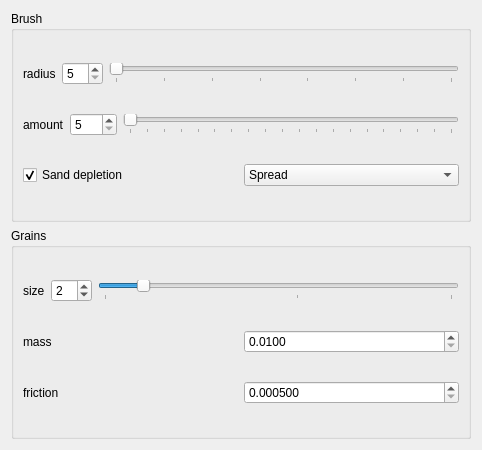
Old version of the form krita/plugins/paintops/sand/wdgsandoptions.ui in the repository KDE/calligra.
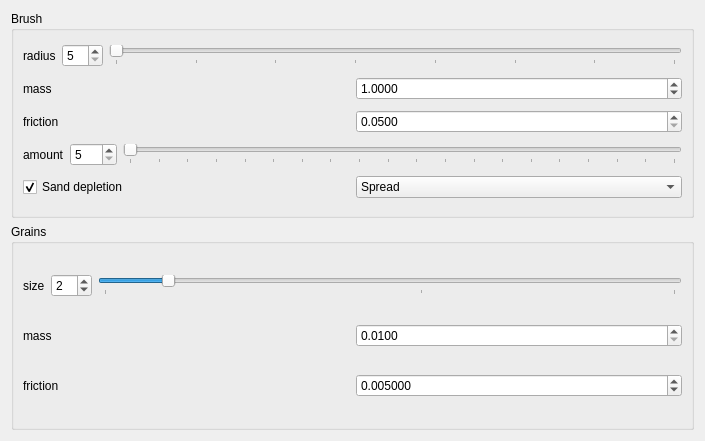
New version of the form.

Commit message: Fixed the crash in the settings preview widget: only possible to "Pouring" operations.

```diff
--- a/krita/plugins/paintops/sand/wdgsandoptions.ui
+++ b/krita/plugins/paintops/sand/wdgsandoptions.ui
@@ -6,8 +6,8 @@
    <rect>
     <x>0</x>
     <y>0</y>
-    <width>482</width>
-    <height>450</height>
+    <width>705</width>
+    <height>441</height>
    </rect>
   </property>
   <property name="sizePolicy">
@@ -77,6 +77,66 @@
           </item>
          </layout>
         </item>
+        <item>
+         <layout class="QHBoxLayout" name="bMassLayout">
+          <item>
+           <widget class="QLabel" name="bMassLabel">
+            <property name="text">
+             <string>mass</string>
+            </property>
+           </widget>
+          </item>
+          <item>
+           <widget class="QDoubleSpinBox" name="bMassDoubleSpinBox">
+            <property name="decimals">
+             <number>4</number>
+            </property>
+            <property name="minimum">
+             <double>0.050000000000000</double>
+            </property>
+            <property name="maximum">
+             <double>5.000000000000000</double>
+            </property>
+            <property name="singleStep">
+             <double>0.050000000000000</double>
+            </property>
+            <property name="value">
+             <double>1.000000000000000</double>
+            </property>
+           </widget>
+          </item>
+         </layout>
+        </item>
+        <item>
+         <layout class="QHBoxLayout" name="bFrictionLayout">
+          <item>
+           <widget class="QLabel" name="bFrictionLabel">
+            <property name="text">
+             <string>friction</string>
+            </property>
+           </widget>
+          </item>
+          <item>
+           <widget class="QDoubleSpinBox" name="bFrictionDoubleSpinBox">
+            <property name="decimals">
+             <number>4</number>
+            </property>
+            <property name="minimum">
+             <double>0.050000000000000</double>
+            </property>
+            <property name="maximum">
+             <double>1.000000000000000</double>
+            </property>
+            <property name="singleStep">
+             <double>0.050000000000000</double>
+            </property>
+            <property name="value">
+             <double>0.050000000000000</double>
+            </property>
+           </widget>
+          </item>
+         </layout>
+        </item>
         <item>
          <layout class="QHBoxLayout" name="amountLayout">
           <item>
@@ -270,13 +330,13 @@
              <double>0.000500000000000</double>
             </property>
             <property name="maximum">
-             <double>99.000000000000000</double>
+             <double>1.000000000000000</double>
             </property>
             <property name="singleStep">
              <double>0.005000000000000</double>
             </property>
             <property name="value">
-             <double>0.000500000000000</double>
+             <double>0.005000000000000</double>
             </property>
            </widget>
           </item>
```
Left out of the diff: 2 changed lines with no effect on the pictures. The commit also changes 7 other files.
